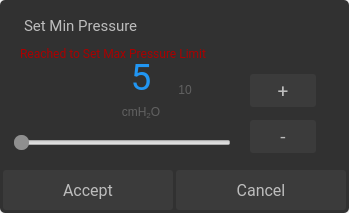
First picture: the form in screens/setminpressureclinical.ui, repository HancyWang/airbox-gui, before the edit.
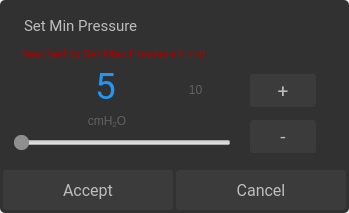
Second picture: the form after the edit.

Patch:
```diff
--- a/screens/setminpressureclinical.ui
+++ b/screens/setminpressureclinical.ui
@@ -53,8 +53,8 @@
   <widget class="QLabel" name="setMinPressureUnit">
    <property name="geometry">
     <rect>
-     <x>116</x>
-     <y>102</y>
+     <x>82</x>
+     <y>111</y>
      <width>50</width>
      <height>20</height>
     </rect>
@@ -72,9 +72,9 @@
   <widget class="QLabel" name="setMinPressureValue">
    <property name="geometry">
     <rect>
-     <x>116</x>
-     <y>55</y>
-     <width>50</width>
+     <x>50</x>
+     <y>64</y>
+     <width>111</width>
      <height>44</height>
     </rect>
    </property>
@@ -182,7 +182,7 @@
      <rect>
       <x>160</x>
       <y>80</y>
-      <width>50</width>
+      <width>71</width>
       <height>20</height>
      </rect>
     </property>
```
Left out of the diff: 9 changed lines with no effect on the pictures.
